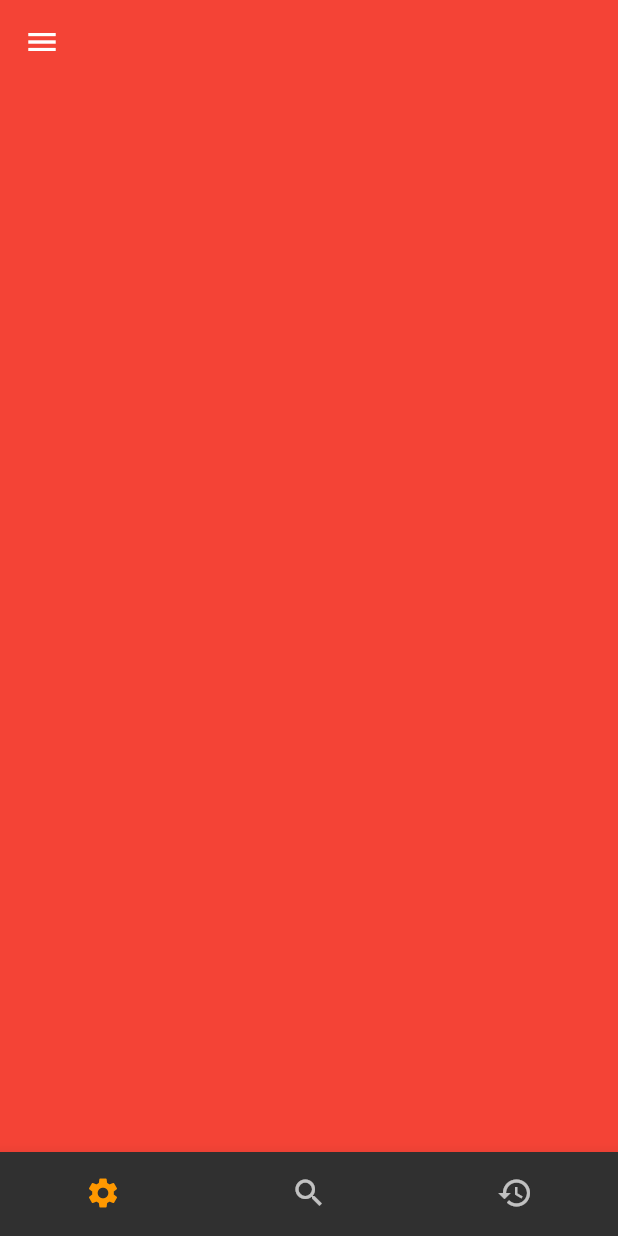
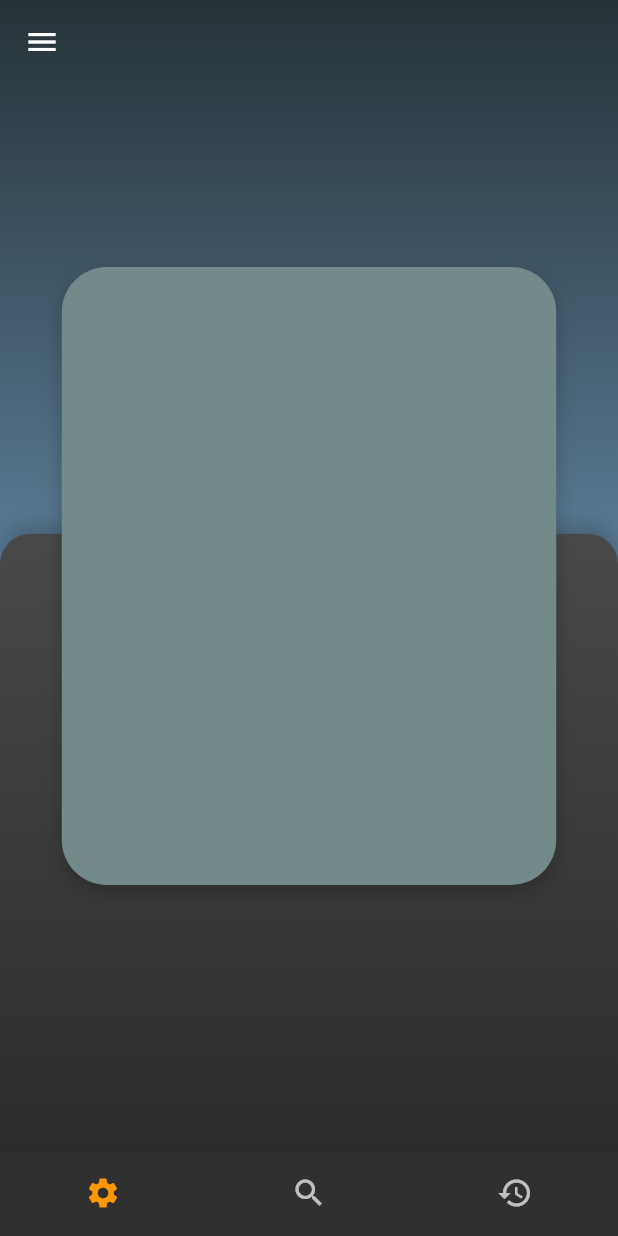
Before and after one commit to sosacode20/irs_app, a Flutter app: the screen it shows after launch, on a phone screen of 412 x 824 dp. Run offline on Flutter 3.47's test engine with Material 2 defaults, Android fonts, the phone set to English and light mode, and no system bars; our stand-ins replace flutter_riverpod; missing offline and left inert: window_manager.

```diff
--- a/lib/Themes/dark_theme.dart
+++ b/lib/Themes/dark_theme.dart
@@ -12,6 +12,7 @@ final darkTheme = ThemeData(
     titleTextStyle: TextStyle(color: Colors.white),
     systemOverlayStyle: SystemUiOverlayStyle.light,
   ),
+  backgroundColor: Colors.grey[800],
   // iconTheme: const IconThemeData(color: Colors.orange),
   colorScheme: const ColorScheme.dark().copyWith(
     primary: Colors.orange,
--- a/lib/pages/settings_page.dart
+++ b/lib/pages/settings_page.dart
@@ -8,10 +8,70 @@ class SettingsPage extends StatelessWidget {
   @override
   Widget build(BuildContext context) {
     return Scaffold(
-      body: Container(
-        decoration: BoxDecoration(
-          color: Colors.red,
+      body: Stack(alignment: Alignment.topCenter, children: [
+        Container(
+          decoration: BoxDecoration(
+            gradient: LinearGradient(
+              begin: Alignment.topCenter,
+              end: Alignment.bottomCenter,
+              colors: [
+                Colors.blueGrey.shade900,
+                Colors.blue.shade200,
+              ],
+            ),
+          ),
         ),
+        Align(
+          alignment: Alignment.bottomCenter,
+          child: Container(
+            height: MediaQuery.of(context).size.height * 0.5,
+            decoration: BoxDecoration(
+              gradient: const LinearGradient(
+                begin: Alignment.topCenter,
+                end: Alignment.bottomCenter,
+                colors: [
+                  Color.fromARGB(255, 73, 73, 73),
+                  Color.fromARGB(255, 44, 44, 44),
+                ],
+              ),
+              borderRadius: const BorderRadius.only(
+                topLeft: Radius.circular(20),
+                topRight: Radius.circular(20),
+              ),
+              boxShadow: [
+                BoxShadow(
+                  color: Colors.black.withOpacity(0.2),
+                  blurRadius: 10,
+                  offset: const Offset(0, -5),
+                ),
+              ],
+            ),
+          ),
+        ),
+        Align(
+          alignment: Alignment.center,
+          child: createSettingsCard(context),
+        ),
+      ]),
+    );
+  }
+
+  Container createSettingsCard(BuildContext context) {
+    return Container(
+      height: MediaQuery.of(context).size.height * 0.5,
+      width: MediaQuery.of(context).size.width * 0.8,
+      decoration: BoxDecoration(
+        color: const Color.fromARGB(255, 115, 138, 139),
+        borderRadius: const BorderRadius.all(
+          Radius.circular(30),
+        ),
+        boxShadow: [
+          BoxShadow(
+            color: Colors.black.withOpacity(0.2),
+            blurRadius: 10,
+            offset: const Offset(0, 5),
+          ),
+        ],
       ),
     );
   }
```
Also changed, not shown: lib/api/api.dart (+32 -38 lines), lib/api/utils.dart (+14 -0 lines), lib/models/document.dart (+7 -7 lines), lib/models/settings.dart (deleted, +0 -31 lines), lib/pages/search_page.dart (+54 -21 lines), lib/providers/api_provider.dart (+139 -2 lines).
